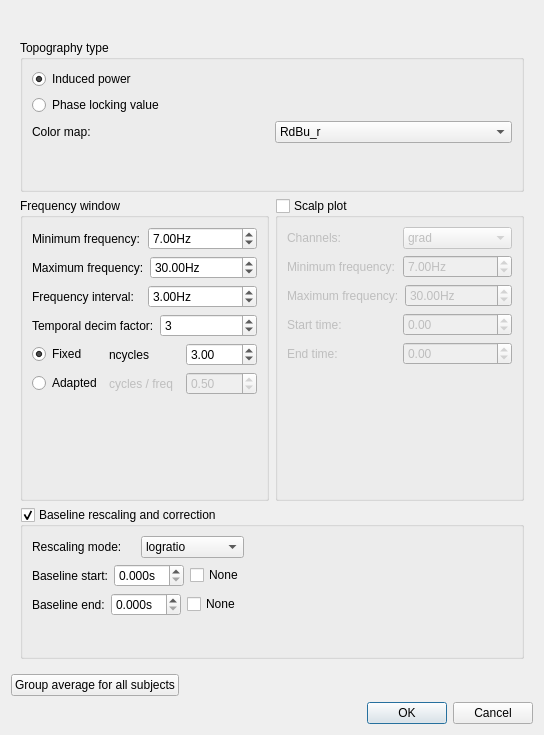
Above: qt4Designer_ui_files/TFRtopologyUi.ui from cibr-jyu/meggie before the change. Below: the same form after it.
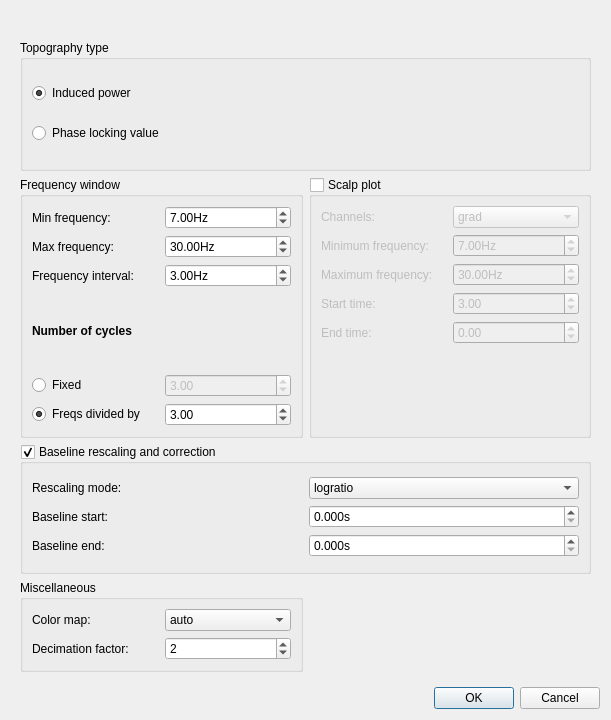
That is the form after the change.

```diff
--- a/qt4Designer_ui_files/TFRtopologyUi.ui
+++ b/qt4Designer_ui_files/TFRtopologyUi.ui
@@ -6,15 +6,15 @@
    <rect>
     <x>0</x>
     <y>0</y>
-    <width>544</width>
-    <height>735</height>
+    <width>611</width>
+    <height>720</height>
    </rect>
   </property>
   <property name="windowTitle">
    <string>Meggie - Show TFR topologies </string>
   </property>
   <layout class="QGridLayout" name="gridLayout_2">
-   <item row="2" column="0">
+   <item row="1" column="0">
     <layout class="QVBoxLayout" name="verticalLayout">
      <item>
       <widget class="QDialogButtonBox" name="buttonBox">
@@ -41,18 +41,18 @@
        <rect>
         <x>0</x>
         <y>0</y>
-        <width>526</width>
-        <height>639</height>
+        <width>593</width>
+        <height>663</height>
        </rect>
       </property>
       <property name="minimumSize">
        <size>
-        <width>197</width>
-        <height>134</height>
+        <width>0</width>
+        <height>0</height>
        </size>
       </property>
       <layout class="QGridLayout" name="gridLayout_4">
-       <item row="1" column="0" colspan="2">
+       <item row="4" column="0" colspan="2">
         <widget class="QGroupBox" name="groupBoxTopogpraphyType">
          <property name="sizePolicy">
           <sizepolicy hsizetype="Preferred" vsizetype="Preferred">
@@ -87,73 +87,17 @@
             </property>
            </widget>
           </item>
-          <item row="3" column="0">
-           <layout class="QHBoxLayout" name="horizontalLayout_17">
-            <item>
-             <widget class="QLabel" name="labelCmap">
-              <property name="text">
-               <string>Color map:</string>
-              </property>
-             </widget>
-            </item>
-            <item>
-             <widget class="QComboBox" name="comboBoxCmap">
-              <property name="currentIndex">
-               <number>0</number>
-              </property>
-              <item>
-               <property name="text">
-                <string>RdBu_r</string>
-               </property>
-              </item>
-              <item>
-               <property name="text">
-                <string>Reds</string>
-               </property>
-              </item>
-              <item>
-               <property name="text">
-                <string>YlOrRd</string>
-               </property>
-              </item>
-              <item>
-               <property name="text">
-                <string>seismic</string>
-               </property>
-              </item>
-              <item>
-               <property name="text">
-                <string>bwr</string>
-               </property>
-              </item>
-             </widget>
-            </item>
-           </layout>
-          </item>
-          <item row="4" column="0">
-           <spacer name="verticalSpacer_3">
-            <property name="orientation">
-             <enum>Qt::Vertical</enum>
-            </property>
-            <property name="sizeHint" stdset="0">
-             <size>
-              <width>20</width>
-              <height>40</height>
-             </size>
-            </property>
-           </spacer>
-          </item>
          </layout>
         </widget>
        </item>
-       <item row="0" column="0">
+       <item row="3" column="0">
         <widget class="QLabel" name="labelEpochName">
          <property name="text">
           <string/>
          </property>
         </widget>
        </item>
-       <item row="2" column="0">
+       <item row="5" column="0">
         <widget class="QGroupBox" name="groupBoxFrequencies">
          <property name="sizePolicy">
           <sizepolicy hsizetype="Preferred" vsizetype="Preferred">
@@ -165,125 +109,99 @@
           <string>Frequency window</string>
          </property>
          <layout class="QGridLayout" name="gridLayout_5">
-          <item row="1" column="1">
-           <layout class="QVBoxLayout" name="verticalLayout_6">
-            <item>
-             <layout class="QHBoxLayout" name="horizontalLayout_13">
-              <item>
-               <widget class="QLabel" name="labelMinFreq">
-                <property name="text">
-                 <string>Minimum frequency:</string>
-                </property>
-               </widget>
-              </item>
-              <item>
-               <widget class="QDoubleSpinBox" name="doubleSpinBoxMinFreq">
-                <property name="suffix">
-                 <string>Hz</string>
-                </property>
-                <property name="minimum">
-                 <double>0.100000000000000</double>
-                </property>
-                <property name="maximum">
-                 <double>200.000000000000000</double>
-                </property>
-                <property name="value">
-                 <double>7.000000000000000</double>
-                </property>
-               </widget>
-              </item>
-             </layout>
+          <item row="0" column="1">
+           <layout class="QGridLayout" name="gridLayout_8">
+            <item row="5" column="1">
+             <widget class="QDoubleSpinBox" name="doubleSpinBoxNcycles">
+              <property name="enabled">
+               <bool>false</bool>
+              </property>
+              <property name="minimum">
+               <double>1.000000000000000</double>
+              </property>
+              <property name="maximum">
+               <double>100.000000000000000</double>
+              </property>
+              <property name="value">
+               <double>3.000000000000000</double>
+              </property>
+             </widget>
             </item>
-            <item>
-             <layout class="QHBoxLayout" name="horizontalLayout_12">
-              <item>
-               <widget class="QLabel" name="labelMaxFreq">
-                <property name="text">
-                 <string>Maximum frequency:</string>
-                </property>
-               </widget>
-              </item>
-              <item>
-               <widget class="QDoubleSpinBox" name="doubleSpinBoxMaxFreq">
-                <property name="suffix">
-                 <string>Hz</string>
-                </property>
-                <property name="minimum">
-                 <double>7.000000000000000</double>
-                </property>
-                <property name="maximum">
-                 <double>600.000000000000000</double>
-                </property>
-                <property name="value">
-                 <double>30.000000000000000</double>
-                </property>
-               </widget>
-              </item>
-             </layout>
+            <item row="6" column="1">
+             <widget class="QDoubleSpinBox" name="doubleSpinBoxCycleFactor">
+              <property name="enabled">
+               <bool>true</bool>
+              </property>
+              <property name="toolTip">
+               <string/>
+              </property>
+              <property name="minimum">
+               <double>1.000000000000000</double>
+              </property>
+              <property name="maximum">
+               <double>10.000000000000000</double>
+              </property>
+              <property name="singleStep">
+               <double>1.000000000000000</double>
+              </property>
+              <property name="value">
+               <double>3.000000000000000</double>
+              </property>
+             </widget>
             </item>
-            <item>
-             <layout class="QHBoxLayout" name="horizontalLayout">
+            <item row="6" column="0">
+             <layout class="QHBoxLayout" name="horizontalLayout_19">
               <item>
-               <widget class="QLabel" name="labelFrequencyInterval">
-                <property name="text">
-                 <string>Frequency interval:</string>
+               <widget class="QRadioButton" name="radioButtonAdapted">
+                <property name="toolTip">
+                 <string/>
                 </property>
-               </widget>
-              </item>
-              <item>
-               <widget class="QDoubleSpinBox" name="doubleSpinBoxFreqInterval">
-                <property name="suffix">
-                 <string>Hz</string>
-                </property>
-                <property name="minimum">
-                 <double>0.100000000000000</double>
-                </property>
-                <property name="maximum">
-                 <double>99.989999999999995</double>
-                </property>
-                <property name="value">
-                 <double>3.000000000000000</double>
-                </property>
-               </widget>
-              </item>
-             </layout>
-            </item>
-            <item>
-             <layout class="QHBoxLayout" name="horizontalLayout_8">
-              <item>
-               <widget class="QLabel" name="label_2">
                 <property name="text">
-                 <string>Temporal decim factor:</string>
+                 <string>Freqs divided by</string>
                 </property>
-               </widget>
-              </item>
-              <item>
-               <widget class="QSpinBox" name="spinBoxDecim">
-                <property name="value">
-                 <number>3</number>
+                <property name="checked">
+                 <bool>true</bool>
                 </property>
                </widget>
               </item>
              </layout>
             </item>
-           </layout>
-          </item>
-          <item row="3" column="1">
-           <spacer name="verticalSpacer">
-            <property name="orientation">
-             <enum>Qt::Vertical</enum>
-            </property>
-            <property name="sizeHint" stdset="0">
-             <size>
-              <width>20</width>
-              <height>40</height>
-             </size>
-            </property>
-           </spacer>
-          </item>
-          <item row="2" column="1">
-           <layout class="QVBoxLayout" name="verticalLayout_3">
-            <item>
+            <item row="4" column="0">
+             <widget class="QLabel" name="label_7">
+              <property name="font">
+               <font>
+                <weight>75</weight>
+                <italic>false</italic>
+                <bold>true</bold>
+                <underline>false</underline>
+                <strikeout>false</strikeout>
+               </font>
+              </property>
+              <property name="frameShape">
+               <enum>QFrame::NoFrame</enum>
+              </property>
+              <property name="text">
+               <string>Number of cycles</string>
+              </property>
+             </widget>
+            </item>
+            <item row="2" column="1">
+             <widget class="QDoubleSpinBox" name="doubleSpinBoxMaxFreq">
+              <property name="suffix">
+               <string>Hz</string>
+              </property>
+              <property name="minimum">
+               <double>7.000000000000000</double>
+              </property>
+              <property name="maximum">
+               <double>600.000000000000000</double>
+              </property>
+              <property name="value">
+               <double>30.000000000000000</double>
+              </property>
+             </widget>
+            </item>
+            <item row="5" column="0">
              <layout class="QHBoxLayout" name="horizontalLayout_18">
               <item>
                <widget class="QRadioButton" name="radioButtonFixed">
@@ -291,87 +209,261 @@
                  <string>Fixed</string>
                 </property>
                 <property name="checked">
-                 <bool>true</bool>
+                 <bool>false</bool>
                 </property>
                </widget>
               </item>
+             </layout>
+            </item>
+            <item row="3" column="1">
+             <widget class="QDoubleSpinBox" name="doubleSpinBoxFreqInterval">
+              <property name="suffix">
+               <string>Hz</string>
+              </property>
+              <property name="minimum">
+               <double>0.100000000000000</double>
+              </property>
+              <property name="maximum">
+               <double>99.989999999999995</double>
+              </property>
+              <property name="value">
+               <double>3.000000000000000</double>
+              </property>
+             </widget>
+            </item>
+            <item row="1" column="0">
+             <widget class="QLabel" name="labelMinFreq">
+              <property name="text">
+               <string>Min frequency:</string>
+              </property>
+             </widget>
+            </item>
+            <item row="2" column="0">
+             <widget class="QLabel" name="labelMaxFreq">
+              <property name="text">
+               <string>Max frequency:</string>
+              </property>
+             </widget>
+            </item>
+            <item row="3" column="0">
+             <widget class="QLabel" name="labelFrequencyInterval">
+              <property name="text">
+               <string>Frequency interval:</string>
+              </property>
+             </widget>
+            </item>
+            <item row="1" column="1">
+             <widget class="QDoubleSpinBox" name="doubleSpinBoxMinFreq">
+              <property name="suffix">
+               <string>Hz</string>
+              </property>
+              <property name="minimum">
+               <double>0.100000000000000</double>
+              </property>
+              <property name="maximum">
+               <double>200.000000000000000</double>
+              </property>
+              <property name="value">
+               <double>7.000000000000000</double>
+              </property>
+             </widget>
+            </item>
+           </layout>
+          </item>
+         </layout>
+        </widget>
+       </item>
+       <item row="6" column="0" colspan="2">
+        <widget class="QGroupBox" name="groupBoxBaseline">
+         <property name="enabled">
+          <bool>true</bool>
+         </property>
+         <property name="sizePolicy">
+          <sizepolicy hsizetype="Preferred" vsizetype="Preferred">
+           <horstretch>0</horstretch>
+           <verstretch>1</verstretch>
+          </sizepolicy>
+         </property>
+         <property name="title">
+          <string>Baseline rescaling and correction</string>
+         </property>
+         <property name="checkable">
+          <bool>true</bool>
+         </property>
+         <property name="checked">
+          <bool>true</bool>
+         </property>
+         <layout class="QGridLayout" name="gridLayout_3">
+          <item row="0" column="0" colspan="2">
+           <layout class="QGridLayout" name="gridLayout_7">
+            <item row="0" column="0">
+             <widget class="QLabel" name="labelRescaling">
+              <property name="text">
+               <string>Rescaling mode:</string>
+              </property>
+             </widget>
+            </item>
+            <item row="1" column="0">
+             <widget class="QLabel" name="labelBaselineStart">
+              <property name="enabled">
+               <bool>true</bool>
+              </property>
+              <property name="text">
+               <string>Baseline start:</string>
+              </property>
+             </widget>
+            </item>
+            <item row="0" column="1">
+             <widget class="QComboBox" name="comboBoxMode">
+              <property name="currentIndex">
+               <number>1</number>
+              </property>
               <item>
-               <widget class="QLabel" name="ncyclesLabel">
-                <property name="text">
-                 <string>ncycles</string>
-                </property>
-               </widget>
+               <property name="text">
+                <string>ratio</string>
+               </property>
               </item>
               <item>
-               <widget class="QDoubleSpinBox" name="doubleSpinBoxNcycles">
-                <property name="minimum">
-                 <double>1.000000000000000</double>
-                </property>
-                <property name="maximum">
-                 <double>100.000000000000000</double>
-                </property>
-                <property name="value">
-                 <double>3.000000000000000</double>
-                </property>
-               </widget>
+               <property name="text">
+                <string>logratio</string>
+               </property>
               </item>
-             </layout>
+              <item>
+               <property name="text">
+                <string>mean</string>
+               </property>
+              </item>
+              <item>
+               <property name="text">
+                <string>zscore</string>
+               </property>
+              </item>
+              <item>
+               <property name="text">
+                <string>percent</string>
+               </property>
+              </item>
+             </widget>
             </item>
-            <item>
-             <layout class="QHBoxLayout" name="horizontalLayout_19">
+            <item row="1" column="1">
+             <widget class="QDoubleSpinBox" name="doubleSpinBoxBaselineStart">
+              <property name="enabled">
+               <bool>true</bool>
+              </property>
+              <property name="suffix">
+               <string>s</string>
+              </property>
+              <property name="decimals">
+               <number>3</number>
+              </property>
+              <property name="singleStep">
+               <double>0.050000000000000</double>
+              </property>
+             </widget>
+            </item>
+            <item row="2" column="0">
+             <widget class="QLabel" name="labelBaselineEnd">
+              <property name="enabled">
+               <bool>true</bool>
+              </property>
+              <property name="text">
+               <string>Baseline end:</string>
+              </property>
+             </widget>
+            </item>
+            <item row="2" column="1">
+             <widget class="QDoubleSpinBox" name="doubleSpinBoxBaselineEnd">
+              <property name="enabled">
+               <bool>true</bool>
+              </property>
+              <property name="suffix">
+               <string>s</string>
+              </property>
+              <property name="decimals">
+               <number>3</number>
+              </property>
+              <property name="singleStep">
+               <double>0.050000000000000</double>
+              </property>
+             </widget>
+            </item>
+           </layout>
+          </item>
+         </layout>
+        </widget>
+       </item>
+       <item row="7" column="0">
+        <widget class="QGroupBox" name="groupBoxMisc">
+         <property name="title">
+          <string>Miscellaneous</string>
+         </property>
+         <layout class="QGridLayout" name="gridLayout_9">
+          <item row="1" column="0">
+           <layout class="QGridLayout" name="gridLayout_10">
+            <item row="1" column="1">
+             <widget class="QSpinBox" name="spinBoxDecim">
+              <property name="value">
+               <number>2</number>
+              </property>
+             </widget>
+            </item>
+            <item row="0" column="0">
+             <widget class="QLabel" name="labelCmap">
+              <property name="text">
+               <string>Color map:</string>
+              </property>
+             </widget>
+            </item>
+            <item row="0" column="1">
+             <widget class="QComboBox" name="comboBoxCmap">
+              <property name="currentIndex">
+               <number>0</number>
+              </property>
               <item>
-               <widget class="QRadioButton" name="radioButtonAdapted">
-                <property name="toolTip">
-                 <string>&lt;html&gt;&lt;head/&gt;&lt;body&gt;&lt;p&gt;You can define different number of cycles for each frequency of interest. The defined factor is multiplied by the frequency in hertz to get the number of cycles (ncycles = freq * factor). For instance, with a factor of 0.5, frequencies of 2, 4 and 6 tranlslate to morlet wavelets with cycles of 1, 2 and 3.&lt;/p&gt;&lt;/body&gt;&lt;/html&gt;</string>
-                </property>
-                <property name="text">
-                 <string>Adapted</string>
-                </property>
-               </widget>
+               <property name="text">
+                <string>auto</string>
+               </property>
               </item>
               <item>
-               <widget class="QLabel" name="label_7">
-                <property name="enabled">
-                 <bool>false</bool>
-                </property>
-                <property name="toolTip">
-                 <string>&lt;html&gt;&lt;head/&gt;&lt;body&gt;&lt;p&gt;You can define different number of cycles for each frequency of interest. The defined factor is multiplied by the frequency in hertz to get the number of cycles (ncycles = freq * factor). For instance, with a factor of 0.5, frequencies of 2, 4 and 6 tranlslate to morlet wavelets with cycles of 1, 2 and 3.&lt;/p&gt;&lt;/body&gt;&lt;/html&gt;</string>
-                </property>
-                <property name="text">
-                 <string>cycles / freq</string>
-                </property>
-               </widget>
+               <property name="text">
+                <string>RdBu_r</string>
+               </property>
               </item>
               <item>
-               <widget class="QDoubleSpinBox" name="doubleSpinBoxCycleFactor">
-                <property name="enabled">
-                 <bool>false</bool>
-                </property>
-                <property name="toolTip">
-                 <string>&lt;html&gt;&lt;head/&gt;&lt;body&gt;&lt;p&gt;You can define different number of cycles for each frequency of interest. The defined factor is multiplied by the frequency in hertz to get the number of cycles (ncycles = freq * factor). For instance, with a factor of 0.5, frequencies of 2, 4 and 6 tranlslate to morlet wavelets with cycles of 1, 2 and 3.&lt;/p&gt;&lt;/body&gt;&lt;/html&gt;</string>
-                </property>
-                <property name="minimum">
-                 <double>0.010000000000000</double>
-                </property>
-                <property name="maximum">
-                 <double>2.000000000000000</double>
-                </property>
-                <property name="singleStep">
-                 <double>0.100000000000000</double>
-                </property>
-                <property name="value">
-                 <double>0.500000000000000</double>
-                </property>
-               </widget>
+               <property name="text">
+                <string>Reds</string>
+               </property>
               </item>
-             </layout>
+              <item>
+               <property name="text">
+                <string>YlOrRd</string>
+               </property>
+              </item>
+              <item>
+               <property name="text">
+                <string>seismic</string>
+               </property>
+              </item>
+              <item>
+               <property name="text">
+                <string>bwr</string>
+               </property>
+              </item>
+             </widget>
             </item>
+            <item row="1" column="0">
+             <widget class="QLabel" name="label_2">
+              <property name="text">
+               <string>Decimation factor:</string>
+              </property>
+             </widget>
+            </item>
            </layout>
           </item>
          </layout>
         </widget>
        </item>
-       <item row="2" column="1">
+       <item row="5" column="1">
         <widget class="QGroupBox" name="groupBoxScalp">
          <property name="toolTip">
           <string>If checked, a scalp plot will be displayed.</string>
@@ -475,10 +567,16 @@
               <item>
                <widget class="QDoubleSpinBox" name="doubleSpinBoxScalpTmin">
                 <property name="minimum">
-                 <double>-10.000000000000000</double>
+                 <double>1.000000000000000</double>
+                </property>
+                <property name="maximum">
+                 <double>100.000000000000000</double>
                 </property>
                 <property name="singleStep">
-                 <double>0.100000000000000</double>
+                 <double>1.000000000000000</double>
+                </property>
+                <property name="value">
+                 <double>3.000000000000000</double>
                 </property>
                </widget>
               </item>
@@ -523,215 +621,10 @@
          </layout>
         </widget>
        </item>
-       <item row="3" column="0" colspan="2">
-        <widget class="QGroupBox" name="groupBoxBaseline">
-         <property name="enabled">
-          <bool>true</bool>
-         </property>
-         <property name="sizePolicy">
-          <sizepolicy hsizetype="Preferred" vsizetype="Preferred">
-           <horstretch>0</horstretch>
-           <verstretch>1</verstretch>
-          </sizepolicy>
-         </property>
-         <property name="title">
-          <string>Baseline rescaling and correction</string>
-         </property>
-         <property name="checkable">
-          <bool>true</bool>
-         </property>
-         <property name="checked">
-          <bool>true</bool>
-         </property>
-         <layout class="QGridLayout" name="gridLayout_3">
-          <item row="0" column="0">
-           <layout class="QHBoxLayout" name="horizontalLayout_7">
-            <item>
-             <widget class="QLabel" name="labelRescaling">
-              <property name="text">
-               <string>Rescaling mode:</string>
-              </property>
-             </widget>
-            </item>
-            <item>
-             <widget class="QComboBox" name="comboBoxMode">
-              <property name="currentIndex">
-               <number>1</number>
-              </property>
-              <item>
-               <property name="text">
-                <string>ratio</string>
-               </property>
-              </item>
-              <item>
-               <property name="text">
-                <string>logratio</string>
-               </property>
-              </item>
-              <item>
-               <property name="text">
-                <string>mean</string>
-               </property>
-              </item>
-              <item>
-               <property name="text">
-                <string>zscore</string>
-               </property>
-              </item>
-              <item>
-               <property name="text">
-                <string>percent</string>
-               </property>
-              </item>
-             </widget>
-            </item>
-           </layout>
-          </item>
-          <item row="1" column="0">
-           <layout class="QHBoxLayout" name="horizontalLayout_6">
-            <item>
-             <layout class="QHBoxLayout" name="horizontalLayout_3">
-              <item>
-               <widget class="QLabel" name="labelBaselineStart">
-                <property name="enabled">
-                 <bool>true</bool>
-                </property>
-                <property name="text">
-                 <string>Baseline start:</string>
-                </property>
-               </widget>
-              </item>
-              <item>
-               <widget class="QDoubleSpinBox" name="doubleSpinBoxBaselineStart">
-                <property name="enabled">
-                 <bool>true</bool>
-                </property>
-                <property name="suffix">
-                 <string>s</string>
-                </property>
-                <property name="decimals">
-                 <number>3</number>
-                </property>
-                <property name="singleStep">
-                 <double>0.050000000000000</double>
-                </property>
-               </widget>
-              </item>
-              <item>
-               <widget class="QCheckBox" name="checkBoxBaselineStartNone">
-                <property name="text">
-                 <string>None</string>
-                </property>
-                <property name="checked">
-                 <bool>false</bool>
-                </property>
-               </widget>
-              </item>
-             </layout>
-            </item>
-           </layout>
-          </item>
-          <item row="2" column="0">
-           <layout class="QHBoxLayout" name="horizontalLayout_5">
-            <item>
-             <layout class="QHBoxLayout" name="horizontalLayout_4">
-              <item>
-               <widget class="QLabel" name="labelBaselineEnd">
-                <property name="enabled">
-                 <bool>true</bool>
-                </property>
-                <property name="text">
-                 <string>Baseline end:</string>
-                </property>
-               </widget>
-              </item>
-              <item>
-               <widget class="QDoubleSpinBox" name="doubleSpinBoxBaselineEnd">
-                <property name="enabled">
-                 <bool>true</bool>
-                </property>
-                <property name="suffix">
-                 <string>s</string>
-                </property>
-                <property name="decimals">
-                 <number>3</number>
-                </property>
-                <property name="singleStep">
-                 <double>0.050000000000000</double>
-                </property>
-               </widget>
-              </item>
-              <item>
-               <widget class="QCheckBox" name="checkBoxBaselineEndNone">
-                <property name="text">
-                 <string>None</string>
-                </property>
-                <property name="checked">
-                 <bool>false</bool>
-                </property>
-               </widget>
-              </item>
-             </layout>
-            </item>
-           </layout>
-          </item>
-          <item row="1" column="1">
-           <spacer name="horizontalSpacer">
-            <property name="orientation">
-             <enum>Qt::Horizontal</enum>
-            </property>
-            <property name="sizeHint" stdset="0">
-             <size>
-              <width>40</width>
-              <height>20</height>
-             </size>
-            </property>
-           </spacer>
-          </item>
-          <item row="3" column="0">
-           <spacer name="verticalSpacer_4">
-            <property name="orientation">
-             <enum>Qt::Vertical</enum>
-            </property>
-            <property name="sizeHint" stdset="0">
-             <size>
-              <width>20</width>
-              <height>40</height>
-             </size>
-            </property>
-           </spacer>
-          </item>
-         </layout>
-        </widget>
-       </item>
       </layout>
      </widget>
     </widget>
    </item>
-   <item row="1" column="0">
-    <layout class="QHBoxLayout" name="horizontalLayout_9">
-     <item>
-      <widget class="QPushButton" name="pushButtonGroupAverage">
-       <property name="text">
-        <string>Group average for all subjects</string>
-       </property>
-      </widget>
-     </item>
-     <item>
-      <spacer name="horizontalSpacer_4">
-       <property name="orientation">
-        <enum>Qt::Horizontal</enum>
-       </property>
-       <property name="sizeHint" stdset="0">
-        <size>
-         <width>40</width>
-         <height>20</height>
-        </size>
-       </property>
-      </spacer>
-     </item>
-    </layout>
-   </item>
   </layout>
  </widget>
  <tabstops>
```
Left out of the diff: 155 changed lines with no effect on the pictures.
